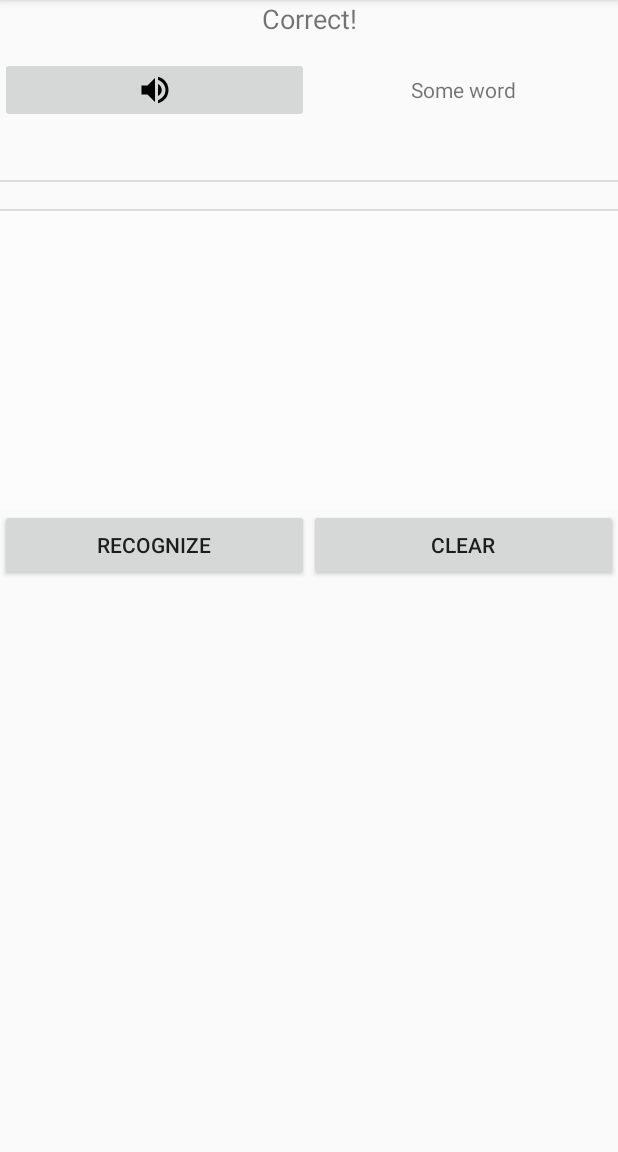
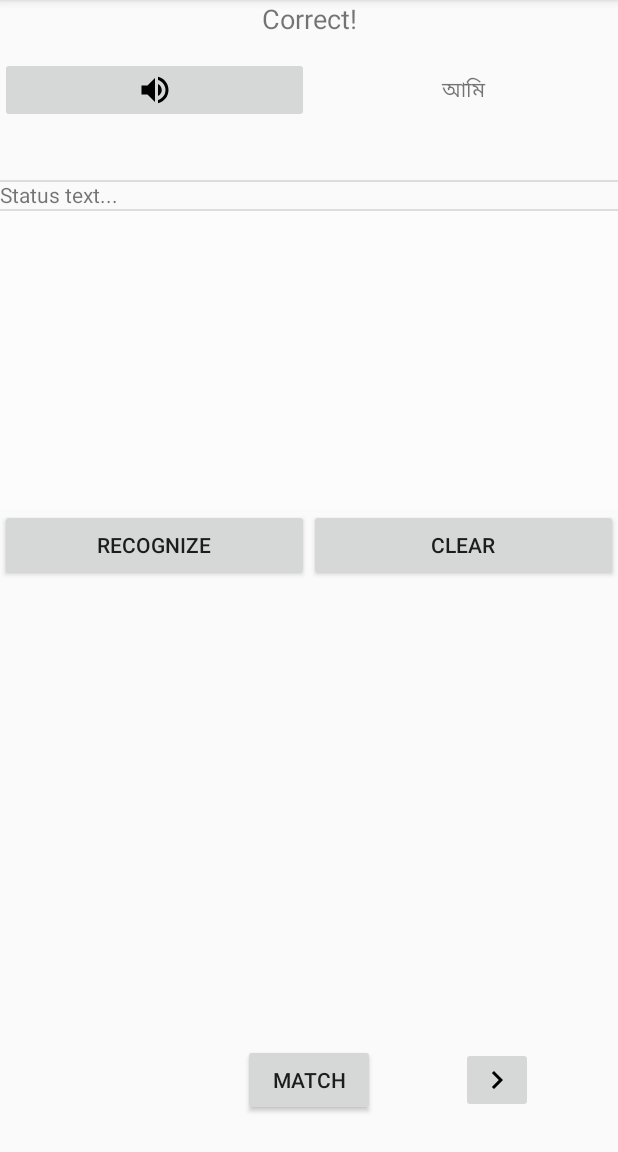
Before and after one commit to KarimTheCoder/Bangla_Banan, an Android app: the screen it shows after launch (DigitalInkMainActivity), on a phone screen of 412 x 824 dp, the part 84-1236 px from its top. Run offline under Robolectric (Android 15) with nearby library versions, the light colour scheme and no system bars; 14 statements that could not run were skipped.

Commit message:
some functionalities added

```diff
--- a/app/build.gradle
+++ b/app/build.gradle
@@ -43,6 +43,7 @@
     implementation 'androidx.constraintlayout:constraintlayout:2.1.4'
     annotationProcessor 'com.google.auto.value:auto-value:1.11.0'
     implementation 'androidx.core:core-ktx:1.13.1'
+    implementation 'androidx.lifecycle:lifecycle-livedata-ktx:2.8.6'
     implementation 'androidx.multidex:multidex:2.0.1'
     implementation 'com.google.guava:guava:33.3.1-android'
     implementation 'androidx.appcompat:appcompat:1.7.0'
--- a/app/src/main/java/com/google/mlkit/samples/vision/digitalink/DigitalInkMainActivity.java
+++ b/app/src/main/java/com/google/mlkit/samples/vision/digitalink/DigitalInkMainActivity.java
@@ -2,15 +2,25 @@
 
 import android.os.Bundle;
 import androidx.appcompat.app.AppCompatActivity;
+
+import android.os.Handler;
 import android.util.Log;
 import android.view.View;
 import android.widget.AdapterView;
 import android.widget.AdapterView.OnItemSelectedListener;
 import android.widget.ArrayAdapter;
+import android.widget.Button;
+import android.widget.ImageButton;
 import android.widget.Spinner;
+import android.widget.TextView;
+import android.widget.Toast;
+
 import androidx.annotation.NonNull;
 import androidx.annotation.Nullable;
 import androidx.annotation.VisibleForTesting;
+import androidx.lifecycle.Observer;
+import androidx.lifecycle.ViewModelProvider;
+
 import com.google.common.collect.ImmutableMap;
 import com.google.common.collect.ImmutableSortedSet;
 import com.google.mlkit.samples.vision.digitalink.StrokeManager.DownloadedModelsChangedListener;
@@ -18,34 +28,43 @@
 import java.util.Locale;
 import java.util.Set;
 
+import model.Word;
+
 /** Main activity which creates a StrokeManager and connects it to the DrawingView. */
 public class DigitalInkMainActivity extends AppCompatActivity
-    implements DownloadedModelsChangedListener {
+    implements View.OnClickListener,DownloadedModelsChangedListener, StrokeManager.StatusChangedListener {
   public static final String BANGLA_LANG_CODE = "bn";
-  private static final String TAG = "MLKDI.Activity";
-  private static final String GESTURE_EXTENSION = "-x-gesture";
-  private static final ImmutableMap<String, String> NON_TEXT_MODELS =
-      ImmutableMap.of(
-          "zxx-Zsym-x-autodraw",
-          "Autodraw",
-          "zxx-Zsye-x-emoji",
-          "Emoji",
-          "zxx-Zsym-x-shapes",
-          "Shapes");
+  private Button match;
+  private ImageButton next;
+  private MainViewModel mainViewModel;
+  private TextView currentWordTextView;
+  private  DrawingView drawingView;
     @VisibleForTesting final StrokeManager strokeManager = new StrokeManager();
-
   @Override
   public void onCreate(Bundle savedInstanceState) {
     super.onCreate(savedInstanceState);
     setContentView(R.layout.activity_digital_ink_main);
 
+    mainViewModel = new ViewModelProvider(this).get(MainViewModel.class);
 
-    DrawingView drawingView = findViewById(R.id.drawing_view);
+
+    mainViewModel.initWords();
+
+
+    match = findViewById(R.id.match_button);
+    next = findViewById(R.id.next_button);
+    next.setOnClickListener(this);
+    match.setOnClickListener(this);
+
+
+    currentWordTextView = findViewById(R.id.current_word_textview);
+    drawingView = findViewById(R.id.drawing_view);
     StatusTextView statusTextView = findViewById(R.id.status_text_view);
     drawingView.setStrokeManager(strokeManager);
     statusTextView.setStrokeManager(strokeManager);
 
     strokeManager.setStatusChangedListener(statusTextView);
+    strokeManager.setStatusChangedListener(this);
     strokeManager.setContentChangedListener(drawingView);
     strokeManager.setDownloadedModelsChangedListener(this);
     strokeManager.setClearCurrentInkAfterRecognition(true);
@@ -54,26 +73,28 @@
     strokeManager.refreshDownloadedModelsStatus();
     strokeManager.setActiveModel(BANGLA_LANG_CODE);
     strokeManager.download();
+    strokeManager.reset();
 
-    strokeManager.reset();
+    mainViewModel.currentWord.observe(this, new Observer<Word>() {
+      @Override
+      public void onChanged(Word word) {
+
+        currentWordTextView.setText(word.getWord());
       }
+    });
+    mainViewModel.startSpellTest();
 
-  public void downloadClick(View v) {
-    strokeManager.download();
   }
 
   public void recognizeClick(View v) {
+
+
   strokeManager.recognize();
   }
 
   public void clearClick(View v) {
     strokeManager.reset();
-    DrawingView drawingView = findViewById(R.id.drawing_view);
     drawingView.clear();
-  }
-
-  public void deleteClick(View v) {
-    strokeManager.deleteActiveModel();
   }
 
   @Override
@@ -81,117 +102,33 @@
 
   }
 
-  private static class ModelLanguageContainer implements Comparable<ModelLanguageContainer> {
-    private final String label;
-    @Nullable private final String languageTag;
-    private boolean downloaded;
 
-    private ModelLanguageContainer(String label, @Nullable String languageTag) {
-      this.label = label;
-      this.languageTag = languageTag;
-    }
+  @Override
+  public void onStatusChanged() {
 
-    /**
-     * Populates and returns a real model identifier, with label, language tag and downloaded
-     * status.
-     */
-    public static ModelLanguageContainer createModelContainer(String label, String languageTag) {
-      // Offset the actual language labels for better readability
-      return new ModelLanguageContainer(label, languageTag);
-    }
-
-    /** Populates and returns a label only, without a language tag. */
-    public static ModelLanguageContainer createLabelOnly(String label) {
-      return new ModelLanguageContainer(label, null);
-    }
-
-    public String getLanguageTag() {
-      return languageTag;
-    }
-
-    public void setDownloaded(boolean downloaded) {
-      this.downloaded = downloaded;
-    }
-
-    @NonNull
-    @Override
-    public String toString() {
-      if (languageTag == null) {
-        return label;
-      } else if (downloaded) {
-        return "   [D] " + label;
-      } else {
-        return "   " + label;
-      }
+    mainViewModel.setWrittenWord(strokeManager.getStatus());
+    Toast.makeText(getApplicationContext(), mainViewModel.getWrittenWord(), Toast.LENGTH_SHORT).show();
   }
 
   @Override
-    public int compareTo(ModelLanguageContainer o) {
-      return label.compareTo(o.label);
+  public void onClick(View view) {
+
+    if (view == match){
+
+        String result = mainViewModel.matchWord();
+        if(result.equalsIgnoreCase("Strings are equal.")){
+            strokeManager.reset();
+            drawingView.clear();
         }
-  }
-
-
-
-  private ArrayAdapter<ModelLanguageContainer> populateLanguageAdapter() {
-    ArrayAdapter<ModelLanguageContainer> languageAdapter =
-        new ArrayAdapter<>(this, android.R.layout.simple_spinner_item);
-    languageAdapter.add(ModelLanguageContainer.createLabelOnly("Select language"));
-    languageAdapter.add(ModelLanguageContainer.createLabelOnly("Non-text Models"));
-
-    // Manually add non-text models first
-    for (String languageTag : NON_TEXT_MODELS.keySet()) {
-      languageAdapter.add(
-          ModelLanguageContainer.createModelContainer(
-              NON_TEXT_MODELS.get(languageTag), languageTag));
-    }
-    languageAdapter.add(ModelLanguageContainer.createLabelOnly("Text Models"));
-
-    ImmutableSortedSet.Builder<ModelLanguageContainer> textModels =
-        ImmutableSortedSet.naturalOrder();
-    for (DigitalInkRecognitionModelIdentifier modelIdentifier :
-        DigitalInkRecognitionModelIdentifier.allModelIdentifiers()) {
-      if (NON_TEXT_MODELS.containsKey(modelIdentifier.getLanguageTag())) {
-        continue;
-      }
-      if (modelIdentifier.getLanguageTag().endsWith(GESTURE_EXTENSION)) {
-        continue;
-      }
-
-      textModels.add(buildModelContainer(modelIdentifier, "Script"));
-    }
-    languageAdapter.addAll(textModels.build());
-
-    languageAdapter.add(ModelLanguageContainer.createLabelOnly("Gesture Models"));
-
-    ImmutableSortedSet.Builder<ModelLanguageContainer> gestureModels =
-        ImmutableSortedSet.naturalOrder();
-    for (DigitalInkRecognitionModelIdentifier modelIdentifier :
-        DigitalInkRecognitionModelIdentifier.allModelIdentifiers()) {
-      if (!modelIdentifier.getLanguageTag().endsWith(GESTURE_EXTENSION)) {
-
-        continue;
+        Toast.makeText(this,result,Toast.LENGTH_SHORT).show();
 
     }
 
-      gestureModels.add(buildModelContainer(modelIdentifier, "Script gesture classifier"));
-    }
-    languageAdapter.addAll(gestureModels.build());
-    return languageAdapter;
+    if( view == next){
+
+      mainViewModel.next();
+
     }
 
-  private static ModelLanguageContainer buildModelContainer(
-      DigitalInkRecognitionModelIdentifier modelIdentifier, String labelSuffix) {
-    StringBuilder label = new StringBuilder();
-    label.append(new Locale(modelIdentifier.getLanguageSubtag()).getDisplayName());
-    if (modelIdentifier.getRegionSubtag() != null) {
-      label.append(" (").append(modelIdentifier.getRegionSubtag()).append(")");
-    }
-
-    if (modelIdentifier.getScriptSubtag() != null) {
-      label.append(", ").append(modelIdentifier.getScriptSubtag()).append(" ").append(labelSuffix);
-    }
-    return ModelLanguageContainer.createModelContainer(
-        label.toString(), modelIdentifier.getLanguageTag());
   }
 }
--- /dev/null
+++ b/app/src/main/java/com/google/mlkit/samples/vision/digitalink/MainViewModel.java
@@ -0,0 +1,136 @@
+package com.google.mlkit.samples.vision.digitalink;
+
+import android.util.Log;
+
+import androidx.lifecycle.LiveData;
+import androidx.lifecycle.MutableLiveData;
+import androidx.lifecycle.ViewModel;
+
+import java.text.Normalizer;
+import java.util.ArrayList;
+import java.util.List;
+import java.util.Objects;
+
+import model.Word;
+
+public class MainViewModel extends ViewModel {
+
+    public static final String BN_Language = "bn";
+    public static final String TAG = MainViewModel.class.getSimpleName();
+
+    private String writtenWord;
+    private String randoWord = "মানুষ";
+
+    List<Word> wordList = new ArrayList<>();
+
+    private MutableLiveData<Word> _currentWordLiveData = new MutableLiveData<>();
+    public LiveData<Word> currentWord = _currentWordLiveData;
+    private int currentIndex = 0;
+
+
+
+    public void initWords(){
+
+        wordList.add(new Word("আমি"));
+        wordList.add(new Word("তুমি"));
+        wordList.add(new Word("সে"));
+        wordList.add(new Word("আমরা"));
+        wordList.add(new Word("তোমরা"));
+        wordList.add(new Word("তারা"));
+        wordList.add(new Word("যে"));
+        wordList.add(new Word("যারা"));
+        wordList.add(new Word("যিনি"));
+        wordList.add(new Word("যার"));
+        wordList.add(new Word("যাদের"));
+
+    }
+
+    public String matchWord(){
+
+        // Normalize both strings
+        String normalizedString1 = Normalizer.normalize(writtenWord, Normalizer.Form.NFC);
+        String normalizedString2 = Normalizer.normalize(Objects.requireNonNull(_currentWordLiveData.getValue()).getWord(), Normalizer.Form.NFC);
+
+        // Use equals() to compare normalized strings
+        if (normalizedString1.equals(normalizedString2)) {
+            next();
+            return "Strings are equal.";
+
+        } else {
+            return "Strings are not equal.";
+        }
+
+
+
+    }
+
+    public String getWrittenWord(){
+
+        return writtenWord;
+    }
+
+
+    public void setWrittenWord(String writtenWord) {
+        this.writtenWord = writtenWord;
+    }
+
+
+    public void startSpellTest(){
+
+        if( nextWordExists(currentIndex)){
+
+            Word nextWord = getNextWord(currentIndex);
+            if (nextWord != null) {
+                updateCurrentWord(nextWord);
+            }else {
+
+                Log.w(TAG, "getNextWord returned null");
+
+            }
+        }
+
+    }
+
+    private void updateCurrentWord(Word word){
+        _currentWordLiveData.setValue(word);
+    }
+
+    private boolean nextWordExists(int index){
+        return index < wordList.size();
+    }
+
+    public void next(){
+
+        currentIndex++;
+        if(nextWordExists(currentIndex)){
+            Word nextWord = getNextWord(currentIndex);
+            if (nextWord != null) {
+                updateCurrentWord(nextWord);
+            }else {
+
+                Log.w(TAG, "getNextWord returned null");
+
+            }
+
+        }else {
+            Log.w(TAG, "You have gone through all the words!");
+
+
+        }
+
+
+    }
+
+    private Word getNextWord( int index){
+
+        if( nextWordExists(index)){
+
+            return wordList.get(index);
+        }else {
+
+            // Handle null gracefully
+            return null;
+        }
+    }
+
+}
--- a/app/src/main/java/com/google/mlkit/samples/vision/digitalink/StrokeManager.java
+++ b/app/src/main/java/com/google/mlkit/samples/vision/digitalink/StrokeManager.java
@@ -95,7 +95,7 @@
   private void commitResult() {
     if (recognitionTask.done() && recognitionTask.result() != null) {
       content.add(recognitionTask.result());
-      setStatus("Successful recognition: " + recognitionTask.result().text);
+      setStatus(recognitionTask.result().text);
       if (clearCurrentInkAfterRecognition) {
         resetCurrentInk();
       }
--- /dev/null
+++ b/app/src/main/java/model/Word.java
@@ -0,0 +1,29 @@
+package model;
+
+public class Word {
+
+    private String word;
+    private boolean starred;
+
+    public Word(String word) {
+        this.word = word;
+    }
+
+
+
+    public boolean isStarred() {
+        return starred;
+    }
+
+    public void setStarred(boolean starred) {
+        this.starred = starred;
+    }
+
+    public String getWord() {
+        return word;
+    }
+
+    public void setWord(String word) {
+        this.word = word;
+    }
+}
--- /dev/null
+++ b/app/src/main/res/drawable/navigate_next_24.xml
@@ -0,0 +1,5 @@
+<vector xmlns:android="http://schemas.android.com/apk/res/android" android:autoMirrored="true" android:height="24dp" android:tint="#000000" android:viewportHeight="24" android:viewportWidth="24" android:width="24dp">
+
+    <path android:fillColor="@android:color/white" android:pathData="M10,6L8.59,7.41 13.17,12l-4.58,4.59L10,18l6,-6z"/>
+
+</vector>
--- a/app/src/main/res/layout/activity_digital_ink_main.xml
+++ b/app/src/main/res/layout/activity_digital_ink_main.xml
@@ -36,11 +36,12 @@
             />
 
         <TextView
+            android:id="@+id/current_word_textview"
             android:layout_width="match_parent"
             android:layout_height="match_parent"
             android:layout_weight="1"
             android:gravity="center"
-            android:text="Some word"/>
+            android:text="বাড়ি"/>
 
     </LinearLayout>
 
@@ -63,17 +64,19 @@
         android:background="#80FFFFFF"
 
         />
+
     <FrameLayout
+        android:id="@+id/frameLayout"
         android:layout_width="match_parent"
         android:layout_height="wrap_content"
-        app:layout_constraintTop_toBottomOf="@id/drawing_view"
 
-        >
+        app:layout_constraintTop_toBottomOf="@id/drawing_view">
 
         <LinearLayout
             android:layout_width="match_parent"
             android:layout_height="match_parent"
             android:orientation="vertical">
+
             <LinearLayout
                 android:layout_width="match_parent"
                 android:layout_height="60dp"
@@ -86,6 +89,7 @@
                     android:layout_weight="1"
                     android:onClick="recognizeClick"
                     android:text="Recognize" />
+
                 <Button
                     android:id="@+id/clear_button"
                     android:layout_width="0dp"
@@ -96,6 +100,27 @@
             </LinearLayout>
         </LinearLayout>
     </FrameLayout>
+
+    <Button
+        android:id="@+id/match_button"
+        android:layout_width="wrap_content"
+        android:layout_height="wrap_content"
+        android:layout_marginBottom="24dp"
+        android:text="Match"
+        app:layout_constraintBottom_toBottomOf="parent"
+        app:layout_constraintEnd_toEndOf="parent"
+        app:layout_constraintStart_toStartOf="parent" />
+
+    <ImageButton
+        android:id="@+id/next_button"
+        android:layout_width="wrap_content"
+        android:layout_height="wrap_content"
+
+        android:src="@drawable/navigate_next_24"
+        app:layout_constraintBottom_toBottomOf="@+id/match_button"
+        app:layout_constraintEnd_toEndOf="parent"
+        app:layout_constraintStart_toEndOf="@+id/match_button"
+        app:layout_constraintTop_toTopOf="@+id/match_button" />
 
     <View
         android:id="@+id/divider"
```
Lines whose indentation alone changed are shown as unchanged.
